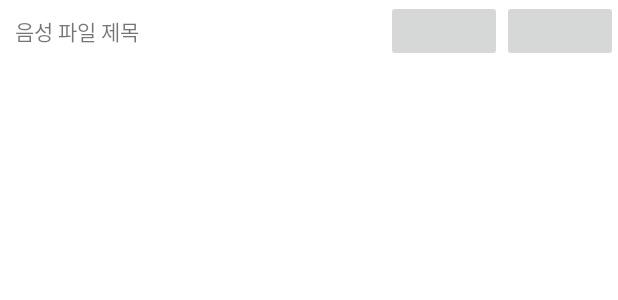
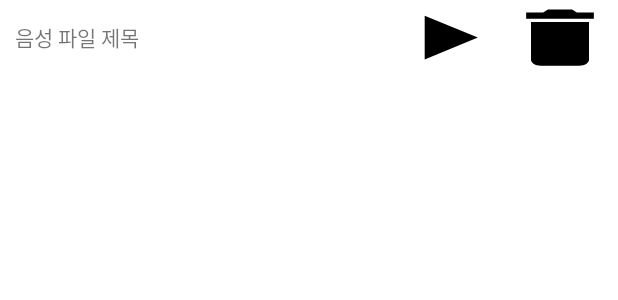
Before and after one commit to hwang434/Audio_Recorder, an Android app: the layout fragment_voice_item.xml on its own in the app's theme, with its tools: preview values and no code run, on a phone screen of 412 x 824 dp. Shown: the top 300 px of the screen. Run offline under Robolectric (Android 15) with nearby library versions, the light colour scheme and no system bars.

Commit message:
버튼 이미지 추가 및 상단 액션바 제거

```diff
--- a/app/build.gradle
+++ b/app/build.gradle
@@ -11,7 +11,7 @@ android {
 
     defaultConfig {
         applicationId "com.example.audiorecorder"
-        minSdk 21
+        minSdk 24
         targetSdk 32
         versionCode 1
         versionName "1.0"
--- a/app/src/main/AndroidManifest.xml
+++ b/app/src/main/AndroidManifest.xml
@@ -29,7 +29,8 @@
         <activity
             android:name=".views.MainActivity"
             android:exported="true"
-            android:launchMode="singleTask">
+            android:launchMode="singleTask"
+            android:theme="@style/Theme.AppCompat.DayNight.NoActionBar">
             <intent-filter>
                 <action android:name="android.intent.action.MAIN" />
                 <category android:name="android.intent.category.LAUNCHER" />
--- /dev/null
+++ b/app/src/main/res/drawable/button_delete_record.xml
@@ -0,0 +1,5 @@
+<vector android:height="24dp" android:tint="#000000"
+    android:viewportHeight="24" android:viewportWidth="24"
+    android:width="24dp" xmlns:android="http://schemas.android.com/apk/res/android">
+    <path android:fillColor="@android:color/white" android:pathData="M6,19c0,1.1 0.9,2 2,2h8c1.1,0 2,-0.9 2,-2V7H6v12zM19,4h-3.5l-1,-1h-5l-1,1H5v2h14V4z"/>
+</vector>
--- /dev/null
+++ b/app/src/main/res/drawable/button_play_record.xml
@@ -0,0 +1,5 @@
+<vector android:height="24dp" android:tint="#000000"
+    android:viewportHeight="24" android:viewportWidth="24"
+    android:width="24dp" xmlns:android="http://schemas.android.com/apk/res/android">
+    <path android:fillColor="@android:color/white" android:pathData="M8,5v14l11,-7z"/>
+</vector>
--- /dev/null
+++ b/app/src/main/res/drawable/button_record_start.xml
@@ -0,0 +1,5 @@
+<vector android:height="24dp" android:tint="#000000"
+    android:viewportHeight="24" android:viewportWidth="24"
+    android:width="24dp" xmlns:android="http://schemas.android.com/apk/res/android">
+    <path android:fillColor="@android:color/white" android:pathData="M10,16.5l6,-4.5 -6,-4.5v9zM12,2C6.48,2 2,6.48 2,12s4.48,10 10,10 10,-4.48 10,-10S17.52,2 12,2zM12,20c-4.41,0 -8,-3.59 -8,-8s3.59,-8 8,-8 8,3.59 8,8 -3.59,8 -8,8z"/>
+</vector>
--- /dev/null
+++ b/app/src/main/res/drawable/button_stop_record.xml
@@ -0,0 +1,6 @@
+<vector android:height="24dp" android:tint="#000000"
+    android:viewportHeight="24" android:viewportWidth="24"
+    android:width="24dp" xmlns:android="http://schemas.android.com/apk/res/android">
+    <path android:fillColor="@android:color/white"
+        android:fillType="evenOdd" android:pathData="M8,16h8V8H8V16zM12,2C6.48,2 2,6.48 2,12s4.48,10 10,10s10,-4.48 10,-10S17.52,2 12,2L12,2z"/>
+</vector>
--- /dev/null
+++ b/app/src/main/res/drawable/button_upload_voice.xml
@@ -0,0 +1,5 @@
+<vector android:height="24dp" android:tint="#000000"
+    android:viewportHeight="24" android:viewportWidth="24"
+    android:width="24dp" xmlns:android="http://schemas.android.com/apk/res/android">
+    <path android:fillColor="@android:color/white" android:pathData="M19.35,10.04C18.67,6.59 15.64,4 12,4 9.11,4 6.6,5.64 5.35,8.04 2.34,8.36 0,10.91 0,14c0,3.31 2.69,6 6,6h13c2.76,0 5,-2.24 5,-5 0,-2.64 -2.05,-4.78 -4.65,-4.96zM14,13v4h-4v-4H7l5,-5 5,5h-3z"/>
+</vector>
--- /dev/null
+++ b/app/src/main/res/drawable/button_view_record_list.xml
@@ -0,0 +1,5 @@
+<vector android:height="24dp" android:tint="#000000"
+    android:viewportHeight="24" android:viewportWidth="24"
+    android:width="24dp" xmlns:android="http://schemas.android.com/apk/res/android">
+    <path android:fillColor="@android:color/white" android:pathData="M3,13h2v-2L3,11v2zM3,17h2v-2L3,15v2zM3,9h2L5,7L3,7v2zM7,13h14v-2L7,11v2zM7,17h14v-2L7,15v2zM7,7v2h14L21,7L7,7z"/>
+</vector>
--- a/app/src/main/res/layout/fragment_voice_item.xml
+++ b/app/src/main/res/layout/fragment_voice_item.xml
@@ -2,45 +2,49 @@
 <layout
     xmlns:android="http://schemas.android.com/apk/res/android"
     xmlns:app="http://schemas.android.com/apk/res-auto">
+
     <androidx.constraintlayout.widget.ConstraintLayout
         android:layout_width="match_parent"
-        android:layout_height="wrap_content">
+        android:layout_height="50dp">
 
         <TextView
             android:id="@+id/textview_name_of_voice"
             android:layout_width="0dp"
-            android:layout_height="wrap_content"
+            android:layout_height="0dp"
             android:ellipsize="end"
             android:maxLines="1"
             android:text="@string/placeholder_voice_title"
             android:padding="10dp"
+            android:gravity="start|center"
             android:textSize="14sp"
-            app:layout_constraintEnd_toStartOf="@+id/button_download"
             app:layout_constraintHorizontal_weight="10"
+            app:layout_constraintEnd_toStartOf="@+id/button_play"
+            app:layout_constraintHorizontal_chainStyle="spread"
             app:layout_constraintStart_toStartOf="parent"
-            app:layout_constraintTop_toTopOf="parent" />
-
-        <androidx.appcompat.widget.AppCompatImageButton
-            android:id="@+id/button_download"
-            android:layout_width="0dp"
-            android:minWidth="90dp"
-            android:layout_height="0dp"
-            app:layout_constraintEnd_toStartOf="@+id/button_play"
-            app:layout_constraintHorizontal_weight="3"
-            app:layout_constraintStart_toEndOf="@+id/textview_name_of_voice"
             app:layout_constraintTop_toTopOf="parent"
             app:layout_constraintBottom_toBottomOf="parent"/>
 
         <androidx.appcompat.widget.AppCompatImageButton
             android:id="@+id/button_play"
             android:layout_width="0dp"
-            android:minWidth="90dp"
             android:layout_height="0dp"
+            app:layout_constraintHorizontal_weight="3"
+            app:layout_constraintEnd_toStartOf="@+id/button_delete"
+            app:layout_constraintStart_toEndOf="@+id/textview_name_of_voice"
+            app:layout_constraintTop_toTopOf="parent"
+            app:layout_constraintBottom_toBottomOf="parent"
+            android:background="@drawable/button_play_record" />
+
+        <androidx.appcompat.widget.AppCompatImageButton
+            android:id="@+id/button_delete"
+            android:layout_width="0dp"
+            android:layout_height="0dp"
+            app:layout_constraintHorizontal_weight="3"
             app:layout_constraintEnd_toEndOf="parent"
-            app:layout_constraintHorizontal_weight="3"
-            app:layout_constraintStart_toEndOf="@+id/button_download"
+            app:layout_constraintStart_toEndOf="@+id/button_play"
             app:layout_constraintTop_toTopOf="parent"
-            app:layout_constraintBottom_toBottomOf="parent"/>
+            app:layout_constraintBottom_toBottomOf="parent"
+            android:background="@drawable/button_delete_record"/>
     </androidx.constraintlayout.widget.ConstraintLayout>
 
 </layout>
--- a/app/src/main/res/values/strings.xml
+++ b/app/src/main/res/values/strings.xml
@@ -1,7 +1,7 @@
 <resources>
     <string name="app_name">Audio Recorder</string>
     <string name="current_time_placeholder">00:00</string>
-    <string name="upload_content_description">이미지 업로드</string>
+    <string name="upload_content_description">녹음 파일 업로드</string>
     <string name="record_start_button">녹음 시작</string>
     <string name="record_stop_button">녹음 중지</string>
     <string name="button_to_voice_list">녹음 목록으로</string>
```
Also changed, not shown: app/src/main/res/layout/fragment_main.xml (+44 -27 lines).
